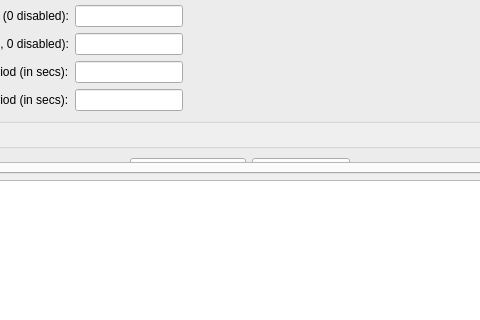
First picture: the form in src/pyluxcoretools/pyluxcoretools/pyluxcorenetconsole/mainwindow.ui, repository LuxCoreRender/LuxCore, before the edit; both pictures show x 153 to 633 and y 238 to 558 of the 800 by 800 pixel window.
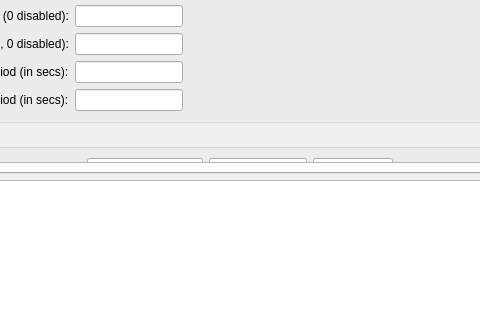
Second picture: the form after the edit.

Commit message: pyluxcorenetconsoleui has now a finish job button

The edit to the form file:
```diff
--- a/src/pyluxcoretools/pyluxcoretools/pyluxcorenetconsole/mainwindow.ui
+++ b/src/pyluxcoretools/pyluxcoretools/pyluxcorenetconsole/mainwindow.ui
@@ -272,6 +272,13 @@
                  </property>
                 </widget>
                </item>
+               <item row="0" column="3">
+                <widget class="QPushButton" name="pushButtonFinishJob">
+                 <property name="text">
+                  <string>Finish job</string>
+                 </property>
+                </widget>
+               </item>
               </layout>
              </widget>
             </item>
```
Left out of the diff: 23 changed lines with no effect on the pictures. The commit also changes 2 other files.
